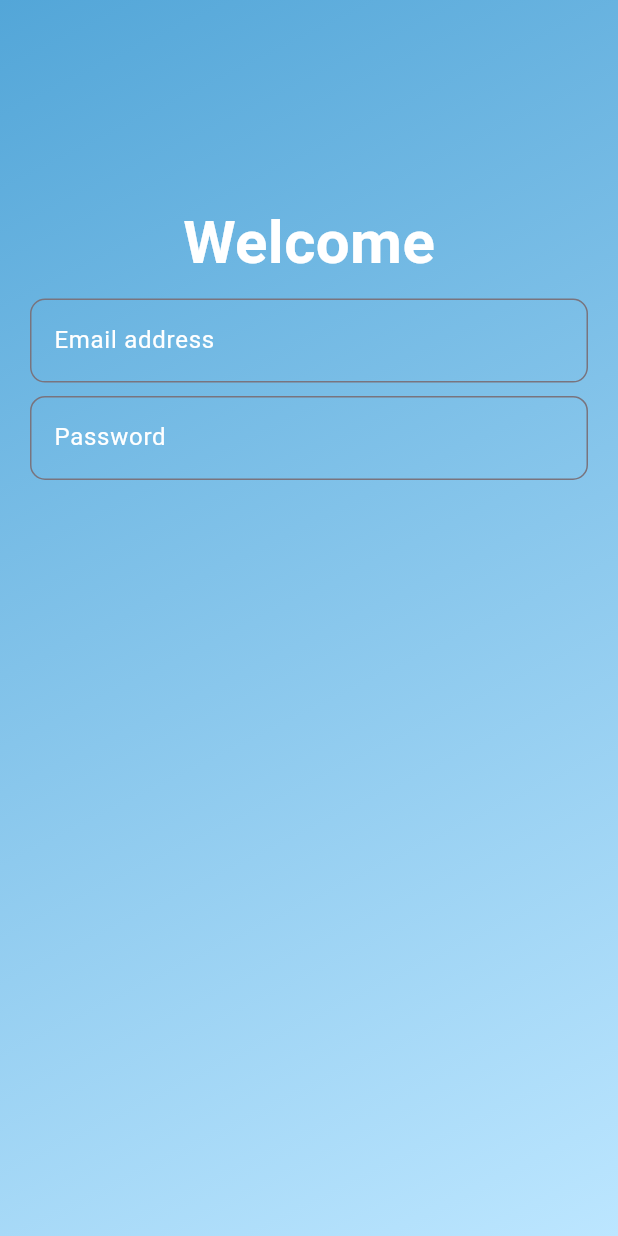
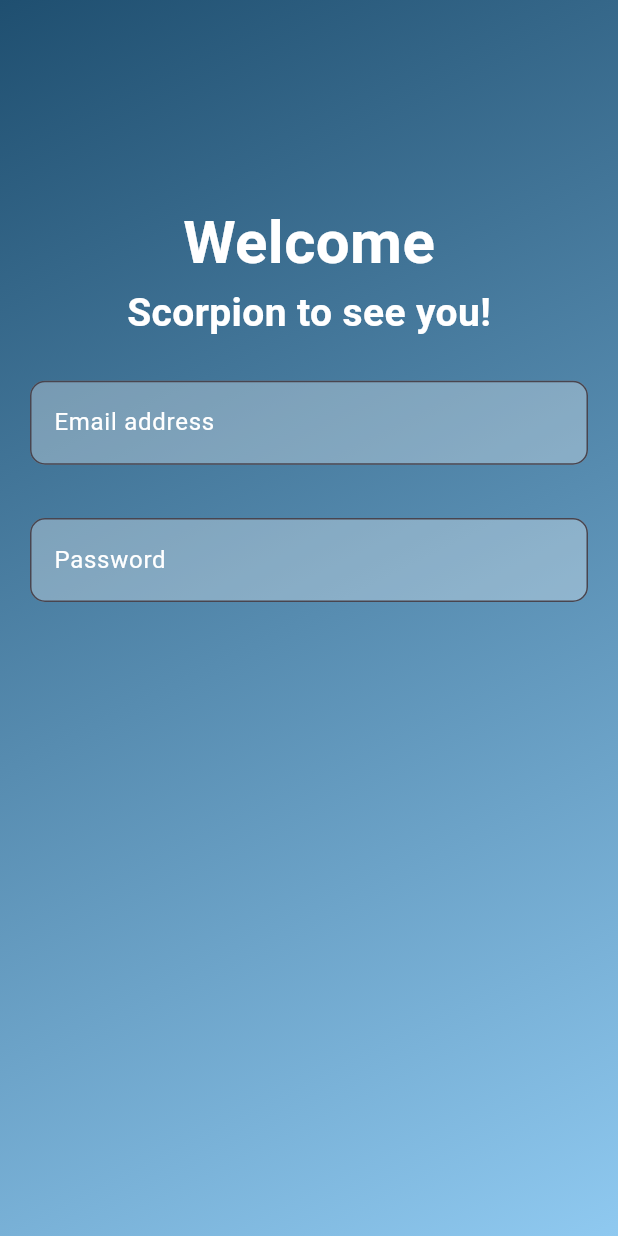
Before and after one commit to minhthongnt2610/flutter-exercises, a Flutter app: the LoginSignUp screen opened directly, on a phone screen of 412 x 824 dp. Run offline on Flutter 3.47's test engine with Material 3 defaults, Android fonts, the phone set to English and light mode, and no system bars; our stand-ins replace cloud_firestore, date_field, firebase_core, firebase_crashlytics, sqflite, video_player; accounts and stored records are empty.

Commit message:
update edit UI

```diff
--- a/practice_firebase/lib/contants/app_colors.dart
+++ b/practice_firebase/lib/contants/app_colors.dart
@@ -1,6 +1,6 @@
 import 'dart:ui';
 
 class AppColor {
-  static const hexBCE6FF = Color(0xFFBCE6FF);
-  static const hex53A6D8 = Color(0xFF53A6D8);
+  static const hex8FC9F0 = Color(0xFF8FC9F0);
+  static const hex1F4F70 = Color(0xFF1F4F70);
 }
--- a/practice_firebase/lib/my_app.dart
+++ b/practice_firebase/lib/my_app.dart
@@ -1,4 +1,5 @@
 import 'package:flutter/material.dart';
+import 'package:practice_firebase/screens/login_sign_up_screen/login_sign_up.dart';
 import 'package:practice_firebase/screens/start_screen/start_screen.dart';
 class MyApp extends StatelessWidget {
   const MyApp({super.key});
@@ -8,7 +9,7 @@ class MyApp extends StatelessWidget {
     return MaterialApp(
       title: 'Practice_Firebase',
       debugShowCheckedModeBanner: false,
-      home: const StartScreen(),
+      home: const LoginSignUp(),
     );
   }
 }
--- a/practice_firebase/lib/screens/login_sign_up_screen/login_sign_up.dart
+++ b/practice_firebase/lib/screens/login_sign_up_screen/login_sign_up.dart
@@ -18,13 +18,13 @@ class _LoginSignUpState extends State<LoginSignUp> {
     int height = MediaQuery.of(context).size.height.toInt();
     return Scaffold(
       body: Container(
-        width: MediaQuery.of(context).size.width,
-        height: MediaQuery.of(context).size.height,
+        width: double.infinity,
+        height: double.infinity,
         decoration: BoxDecoration(
           gradient: LinearGradient(
             begin: Alignment.topLeft,
             end: Alignment.bottomRight,
-            colors: [AppColor.hex53A6D8, AppColor.hexBCE6FF],
+            colors: [AppColor.hex1F4F70, AppColor.hex8FC9F0],
           ),
         ),
         child: Padding(
@@ -32,6 +32,8 @@ class _LoginSignUpState extends State<LoginSignUp> {
           child: Column(
             children: [
               SizedBox(height: 150 * height / 928),
+             Column(
+               children: [
                  Text(
                    "Welcome",
                    style: TextStyle(
@@ -40,15 +42,27 @@ class _LoginSignUpState extends State<LoginSignUp> {
                      fontWeight: FontWeight.bold,
                    ),
                  ),
-              SizedBox(height: 10 * height / 928),
+                 Text(
+                   "Scorpion to see you!",
+                   style: TextStyle(
+                     color: Colors.white,
+                     fontSize: 26,
+                     fontWeight: FontWeight.bold,
+                   ),
+                 ),
+               ],
+             ),
+              SizedBox(height: 30 * height / 928),
               FiledWidget(
                 labelText: 'Email address',
                 hintText: 'Enter your email',
+                isPassword: false,
               ),
-              SizedBox(height: 10 * height / 928),
+              SizedBox(height: 40 * height / 928),
               FiledWidget(
                 labelText: 'Password',
                 hintText: 'Enter your password',
+                isPassword: true,
               ),
             ],
           ),
--- a/practice_firebase/lib/screens/login_sign_up_screen/widgets/filed_widget.dart
+++ b/practice_firebase/lib/screens/login_sign_up_screen/widgets/filed_widget.dart
@@ -5,13 +5,19 @@ class FiledWidget extends StatelessWidget {
     super.key,
     required this.labelText,
     required this.hintText,
+    required this.isPassword,
   });
   final String labelText;
   final String hintText;
+  final bool isPassword;
   @override
   Widget build(BuildContext context) {
     return TextFormField(
+      cursorColor: Colors.white,
+      obscureText: isPassword,
       decoration: InputDecoration(
+        filled: true,
+        fillColor: Colors.white.withOpacity(0.3),
         border: OutlineInputBorder(
           borderSide: BorderSide(color: Colors.white, width: 2),
           borderRadius: BorderRadius.circular(10),
@@ -20,6 +26,7 @@ class FiledWidget extends StatelessWidget {
         hintText: hintText,
         labelStyle: TextStyle(color: Colors.white),
         hintStyle: TextStyle(color: Colors.white),
+
       ),
       style: TextStyle(color: Colors.white),
     );
--- a/practice_firebase/lib/screens/start_screen/start_screen.dart
+++ b/practice_firebase/lib/screens/start_screen/start_screen.dart
@@ -18,7 +18,7 @@ class StartScreen extends StatelessWidget {
               gradient: LinearGradient(
                 begin: Alignment.topLeft,
                 end: Alignment.bottomRight,
-                colors: [AppColor.hex53A6D8, AppColor.hexBCE6FF],
+                colors: [AppColor.hex1F4F70, AppColor.hex8FC9F0],
               ),
             ),
           ),
```
Also changed, not shown: practice_firebase/lib/screens/start_screen/widgets/item_decoration.dart (+8 -6 lines). Lines whose indentation alone changed are shown as unchanged.
